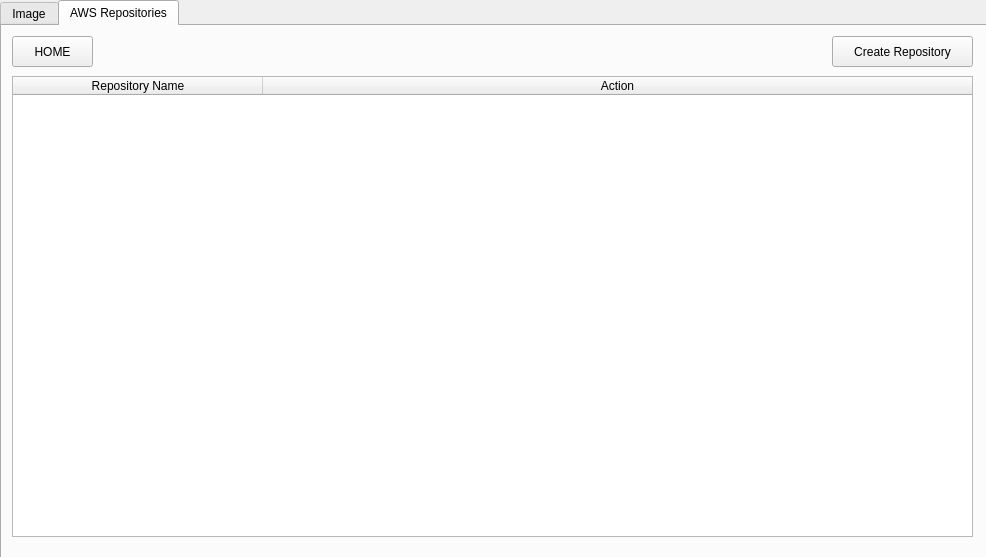
First picture: the form in form.ui, repository kenzofeng/dclient, before the edit.
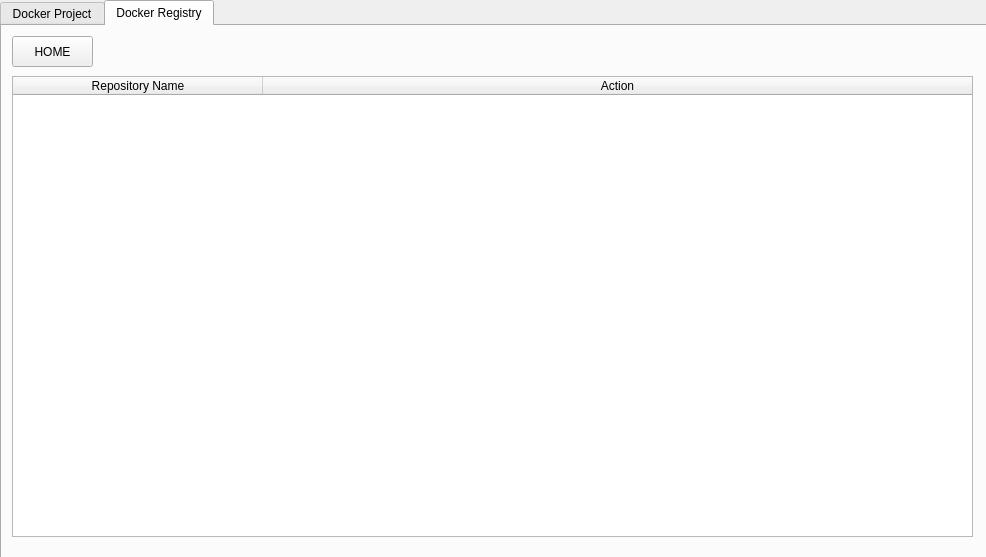
Second picture: the form after the edit. The open tabs and pages were chosen to show the change.

The edit to the form file:
```diff
--- a/form.ui
+++ b/form.ui
@@ -30,7 +30,7 @@
    </property>
    <widget class="QWidget" name="tab">
     <attribute name="title">
-     <string>Image</string>
+     <string>Docker Project</string>
     </attribute>
     <widget class="QPushButton" name="buildbutton">
      <property name="geometry">
@@ -127,7 +127,7 @@
    </widget>
    <widget class="QWidget" name="tab_2">
     <attribute name="title">
-     <string>AWS Repositories</string>
+     <string>Docker Registry</string>
     </attribute>
     <widget class="QTableWidget" name="tableWidget">
      <property name="geometry">
@@ -171,19 +171,6 @@
       <string>HOME</string>
      </property>
     </widget>
-    <widget class="QPushButton" name="CreateRep">
-     <property name="geometry">
-      <rect>
-       <x>830</x>
-       <y>10</y>
-       <width>141</width>
-       <height>31</height>
-      </rect>
-     </property>
-     <property name="text">
-      <string>Create Repository</string>
-     </property>
-    </widget>
    </widget>
   </widget>
  </widget>
```
Left out of the diff: 10 changed lines with no effect on the pictures.
